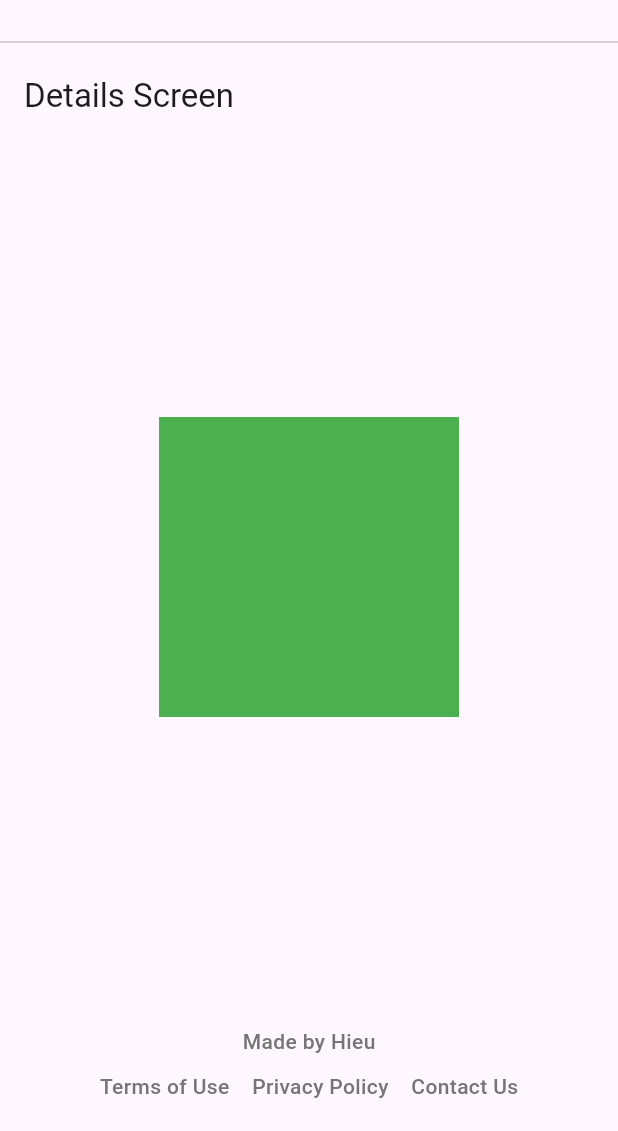
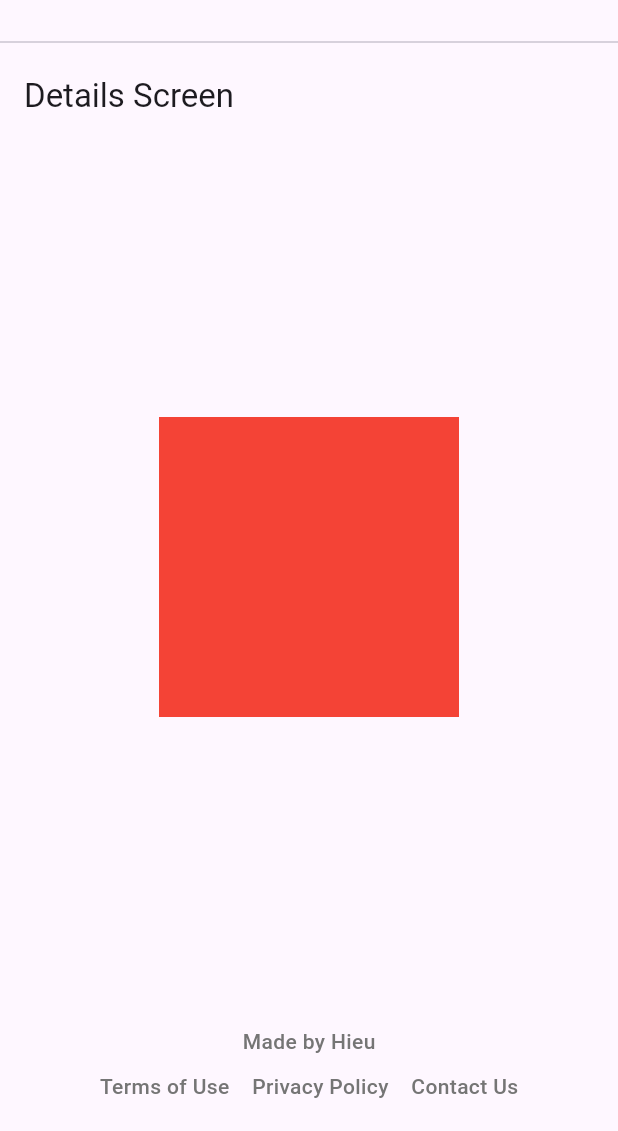
Before and after one commit to hieu987020/isekai-habit, a Flutter app: the ProfileScreen screen opened by its route, on a phone screen of 412 x 824 dp, the part 105-1236 px from its top. Run offline on Flutter 3.47's test engine with Material 3 defaults, Android fonts, the phone set to English and light mode, and no system bars; our stand-ins replace dio, get_it, go_router, logger; accounts and stored records are empty; network calls fail.

Commit message:
update profile_screen

```diff
--- a/lib/presentation/screens/profile_screen.dart
+++ b/lib/presentation/screens/profile_screen.dart
@@ -9,7 +9,7 @@ class ProfileScreen extends StatelessWidget {
     return Scaffold(
       appBar: AppBar(title: const Text('Details Screen')),
       body: Center(
-        child: Container(width: 200, height: 200, color: Colors.green),
+        child: Container(width: 200, height: 200, color: Colors.red),
       ),
     );
   }
```
